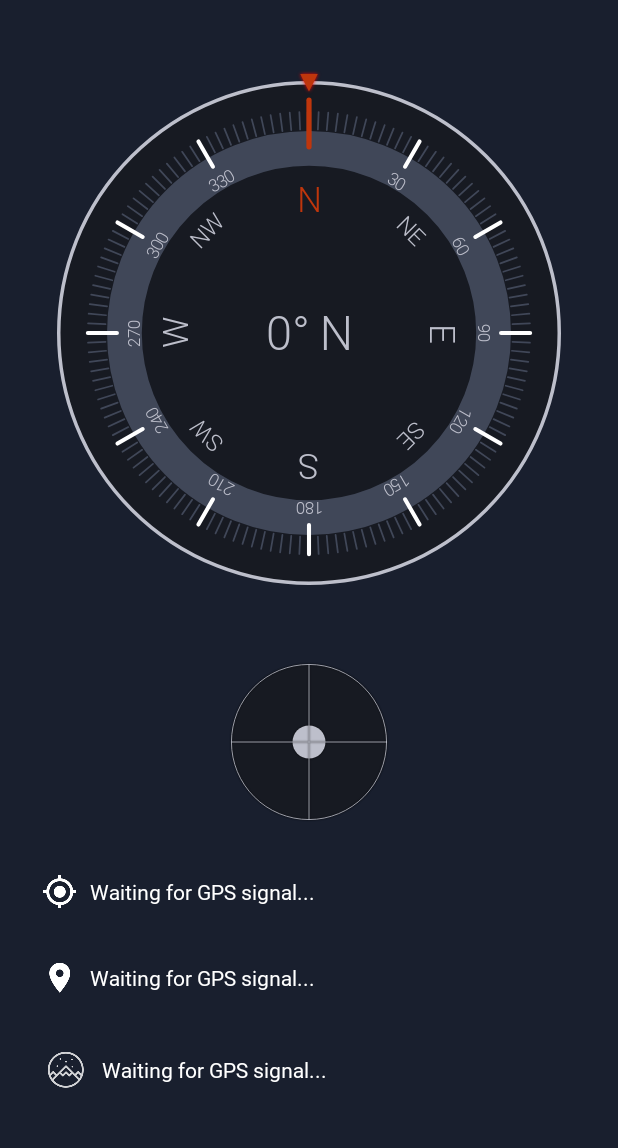
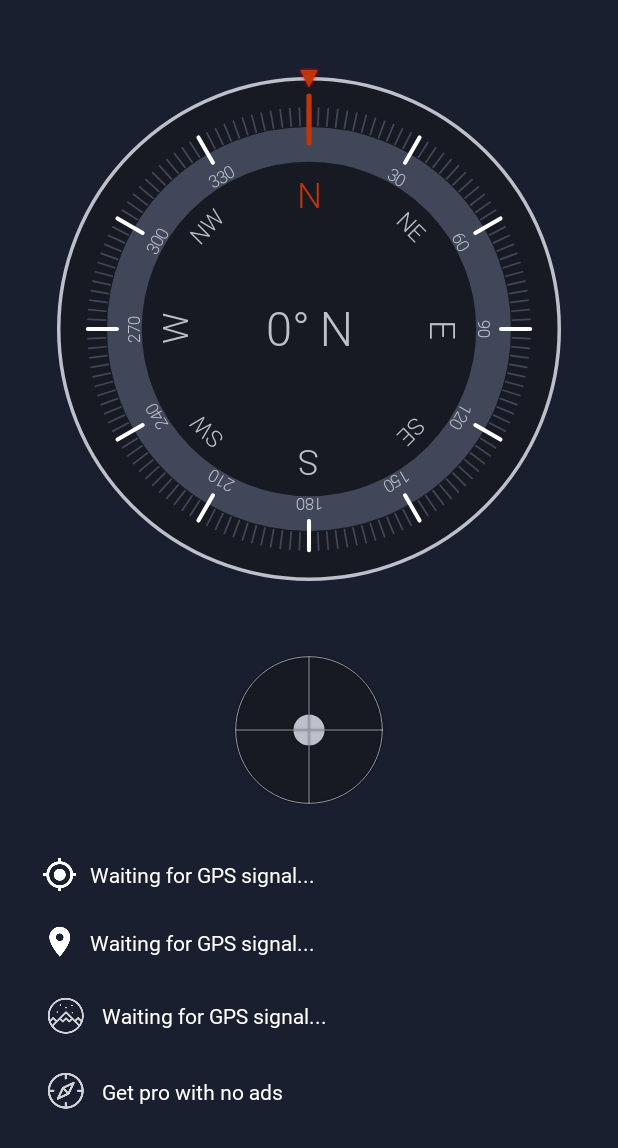
Before and after one commit to sayederfanarefin/android-compass, an Android app: the fragment CompassFragment shown on its own in the app's theme, on a phone screen of 412 x 824 dp. Shown: the top 1148 px of the screen. Run offline under Robolectric (Android 15) with nearby library versions, the phone set to English and light mode, and no system bars; our stand-ins replace AdMob.

Commit message:
ad bug fixed

```diff
--- a/app/src/main/java/info/sayederfanarefin/compass/fragments/CompassFragment.java
+++ b/app/src/main/java/info/sayederfanarefin/compass/fragments/CompassFragment.java
@@ -4,6 +4,7 @@ import android.content.Context;
 import android.content.DialogInterface;
 import android.content.Intent;
 import android.location.LocationManager;
+import android.net.Uri;
 import android.os.Bundle;
 import android.provider.Settings;
 import android.support.annotation.NonNull;
@@ -43,7 +44,7 @@ public class CompassFragment extends BaseFragment implements SensorListener.OnVa
     private static final int REQUEST_ENABLE_GPS = 1002;
     private TextView mTxtAddress;
 
-    private TextView mTxtLonLat, mTxtAltitude;
+    private TextView mTxtLonLat, mTxtAltitude, txt_noAd;
 
     private InterstitialAd mInterstitialAd;
 
@@ -122,6 +123,19 @@ public class CompassFragment extends BaseFragment implements SensorListener.OnVa
             }
         });
 
+
+        txt_noAd.setOnClickListener(new View.OnClickListener() {
+            @Override
+            public void onClick(View view) {
+                final String appPackageName = getString(R.string.proPackageName);
+                try {
+                    startActivity(new Intent(Intent.ACTION_VIEW, Uri.parse("market://details?id=" + appPackageName)));
+                } catch (android.content.ActivityNotFoundException anfe) {
+                    startActivity(new Intent(Intent.ACTION_VIEW, Uri.parse("https://play.google.com/store/apps/details?id=" + appPackageName)));
+                }
+            }
+        });
+
     }
 
     private void bindView() {
@@ -131,6 +145,8 @@ public class CompassFragment extends BaseFragment implements SensorListener.OnVa
 
         mTxtLonLat = (TextView) findViewById(R.id.txt_lon_lat);
         mTxtAltitude = (TextView) findViewById(R.id.txt_altitude);
+        txt_noAd = (TextView) findViewById(R.id.txt_noAd);
+
 
         mCompassView = (CompassView2) findViewById(R.id.compass_view);
         mAccelerometerView = (AccelerometerView) findViewById(R.id.accelerometer_view);
--- a/app/src/main/java/info/sayederfanarefin/compass/sensor/drawer/CompassDrawer.java
+++ b/app/src/main/java/info/sayederfanarefin/compass/sensor/drawer/CompassDrawer.java
@@ -142,6 +142,7 @@ public class CompassDrawer {
         float strokeWidth = realPx(20) + fontHeight;
         mPathPaint.setStrokeWidth(strokeWidth);
         radius = realPx(350) - strokeWidth / 2.0f - realPx(mUnitPadding);
+
         canvas.drawCircle(mCenter.x, mCenter.y, radius, mPathPaint);
     }
 
--- a/app/src/main/res/layout/fragment_compass.xml
+++ b/app/src/main/res/layout/fragment_compass.xml
@@ -10,7 +10,7 @@
     <FrameLayout
         android:layout_width="match_parent"
         android:layout_height="0dp"
-        android:layout_weight="7.3"
+        android:layout_weight="7.2"
         tools:context="info.sayederfanarefin.compass.MainActivity">
 
         <info.sayederfanarefin.compass.sensor.view.CompassView2
@@ -25,7 +25,7 @@
         android:layout_height="80dp"
         android:padding="8dp"
         android:layout_gravity="bottom"
-        android:layout_weight=".8">
+        android:layout_weight=".7">
 
 
 
@@ -59,7 +59,7 @@
         android:text="Waiting for GPS signal..."
         android:layout_marginLeft="16dp"
         android:layout_marginRight="16dp"
-        android:layout_marginBottom="16dp"
+        android:layout_marginBottom="4dp"
         android:textColor="?android:textColorPrimary"
         android:layout_weight=".3"/>
 
@@ -83,7 +83,7 @@
         android:text="Waiting for GPS signal..."
         android:layout_marginLeft="16dp"
         android:layout_marginRight="16dp"
-        android:layout_marginBottom="16dp"
+        android:layout_marginBottom="4dp"
         android:textColor="?android:textColorPrimary" />
 
     <info.sayederfanarefin.compass.view.RobotoTextView
@@ -106,13 +106,36 @@
         android:text="Waiting for GPS signal..."
         android:layout_marginLeft="16dp"
         android:layout_marginRight="16dp"
-        android:layout_marginBottom="16dp"
+        android:layout_marginBottom="4dp"
+        android:textColor="?android:textColorPrimary" />
+
+    <info.sayederfanarefin.compass.view.RobotoTextView
+        android:id="@+id/txt_noAd"
+        android:layout_width="match_parent"
+        android:layout_height="wrap_content"
+        android:layout_gravity="center_vertical"
+        android:drawableLeft="@drawable/ic_compass_white"
+        android:drawablePadding="8dp"
+        android:drawableStart="@drawable/ic_compass_white"
+        android:ellipsize="marquee"
+        android:focusable="true"
+        android:focusableInTouchMode="true"
+        android:gravity="center_vertical"
+        android:marqueeRepeatLimit="marquee_forever"
+        android:maxLines="1"
+        android:layout_weight=".2"
+        android:scrollHorizontally="true"
+        android:singleLine="true"
+        android:text="Get pro with no ads"
+        android:layout_marginLeft="16dp"
+        android:layout_marginRight="16dp"
+        android:layout_marginBottom="4dp"
         android:textColor="?android:textColorPrimary" />
 
 
 
 
-<LinearLayout
+    <LinearLayout
     android:layout_width="match_parent"
     android:layout_height="0dp"
     android:layout_weight="1">
--- a/app/src/main/res/values/strings.xml
+++ b/app/src/main/res/values/strings.xml
@@ -1,6 +1,5 @@
 <resources xmlns:xliff="urn:oasis:names:tc:xliff:document:1.2">
     <string name="app_name">Compass</string>
-
 
 
     <!-- Notification Format -->
@@ -13,13 +12,15 @@
     <string name="permission_denide">Permission denide. Please enable read location permission</string>
 
 
-    <string name="app_id">ca</string>
-    <string name="bottom_ad">ca</string>
-    <string name="interstitial">ca</string>
+    <!--<string name="app_id">ca</string>-->
+    <!--<string name="bottom_ad">ca</string>-->
+    <!--<string name="interstitial">ca</string>-->
 
-<!--<string name="app_id">ca-app-pub-7807255418905727~6133689008</string>-->
-    <!--<string name="bottom_ad">ca-app-pub-7807255418905727/8790931495</string>-->
-    <!--<string name="interstitial">ca-app-pub-7807255418905727/8599359808</string>-->
+    <string name="proPackageName">info.sayederfanarefin.compasspro</string>
+
+    <string name="app_id">ca-app-pub-7807255418905727~6133689008</string>
+    <string name="bottom_ad">ca-app-pub-7807255418905727/8790931495</string>
+    <string name="interstitial">ca-app-pub-7807255418905727/8599359808</string>
 
 
 </resources>
```
